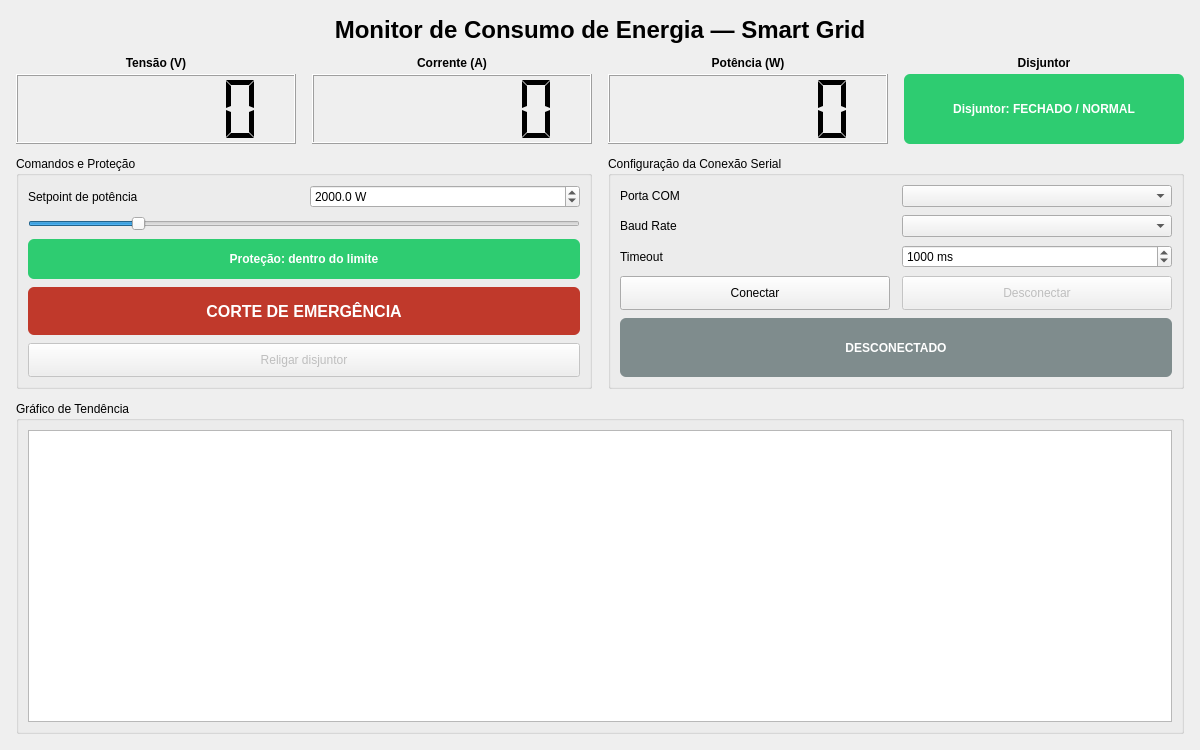
joaoguaresi/ComputationalAppDev, file ui/main_window.ui: the form before one commit.
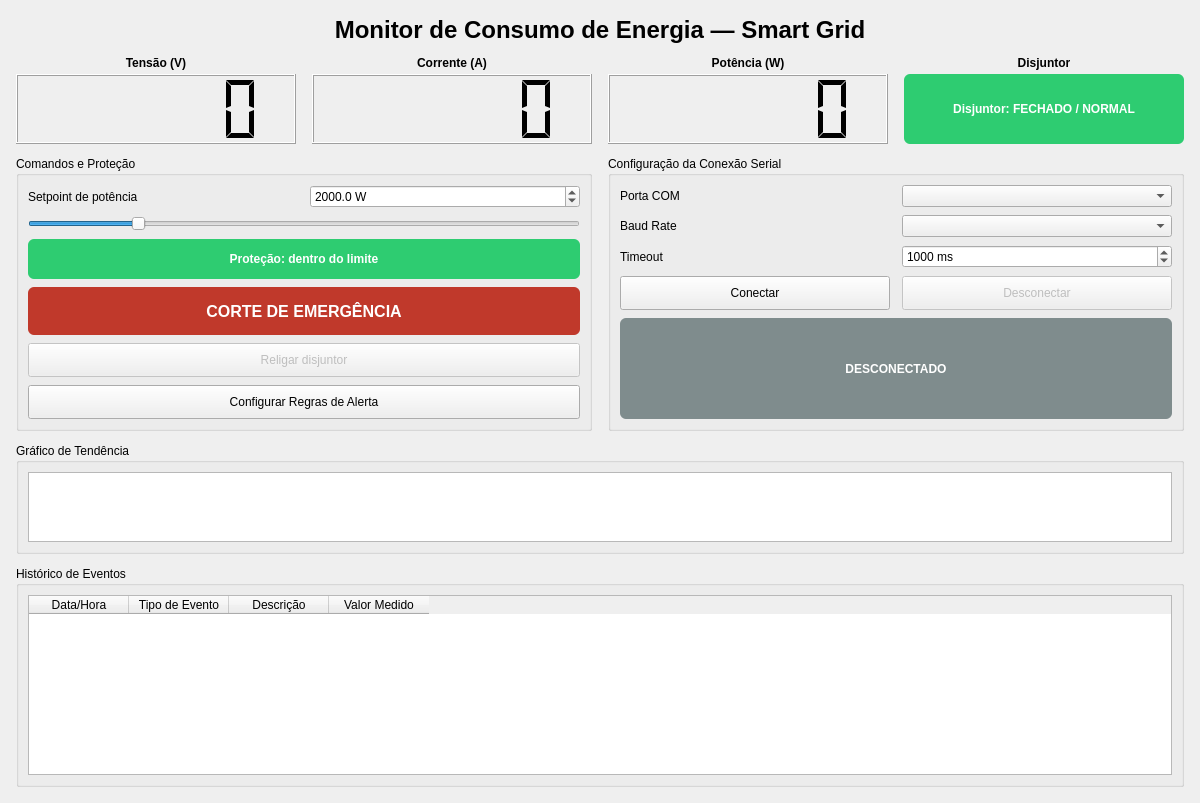
The form after the commit. Custom widgets are drawn as their Qt base class.

Commit message: Adicionado o dialogo modal de cadastro de regras, tabela de histórico de eventos

The edit to the form file:
```diff
--- a/ui/main_window.ui
+++ b/ui/main_window.ui
@@ -314,6 +314,22 @@
            </property>
           </widget>
          </item>
+         <item row="5" column="0" colspan="2">
+          <widget class="QPushButton" name="btn_regras_alerta">
+           <property name="minimumSize">
+            <size>
+             <width>0</width>
+             <height>34</height>
+            </size>
+           </property>
+           <property name="text">
+            <string>Configurar Regras de Alerta</string>
+           </property>
+           <property name="cursor">
+            <cursorShape>PointingHandCursor</cursorShape>
+           </property>
+          </widget>
+         </item>
         </layout>
        </widget>
       </item>
@@ -455,6 +471,51 @@
       </layout>
      </widget>
     </item>
+    <item>
+     <widget class="QGroupBox" name="group_historico">
+      <property name="title">
+       <string>Histórico de Eventos</string>
+      </property>
+      <layout class="QVBoxLayout" name="layout_historico">
+       <item>
+        <widget class="QTableWidget" name="tabela_historico">
+         <property name="minimumSize">
+          <size>
+           <width>0</width>
+           <height>180</height>
+          </size>
+         </property>
+         <property name="editTriggers">
+          <set>QAbstractItemView::NoEditTriggers</set>
+         </property>
+         <property name="selectionBehavior">
+          <enum>QAbstractItemView::SelectRows</enum>
+         </property>
+         <column>
+          <property name="text">
+           <string>Data/Hora</string>
+          </property>
+         </column>
+         <column>
+          <property name="text">
+           <string>Tipo de Evento</string>
+          </property>
+         </column>
+         <column>
+          <property name="text">
+           <string>Descrição</string>
+          </property>
+         </column>
+         <column>
+          <property name="text">
+           <string>Valor Medido</string>
+          </property>
+         </column>
+        </widget>
+       </item>
+      </layout>
+     </widget>
+    </item>
    </layout>
   </widget>
  </widget>
```
The commit also changes 6 other files.
